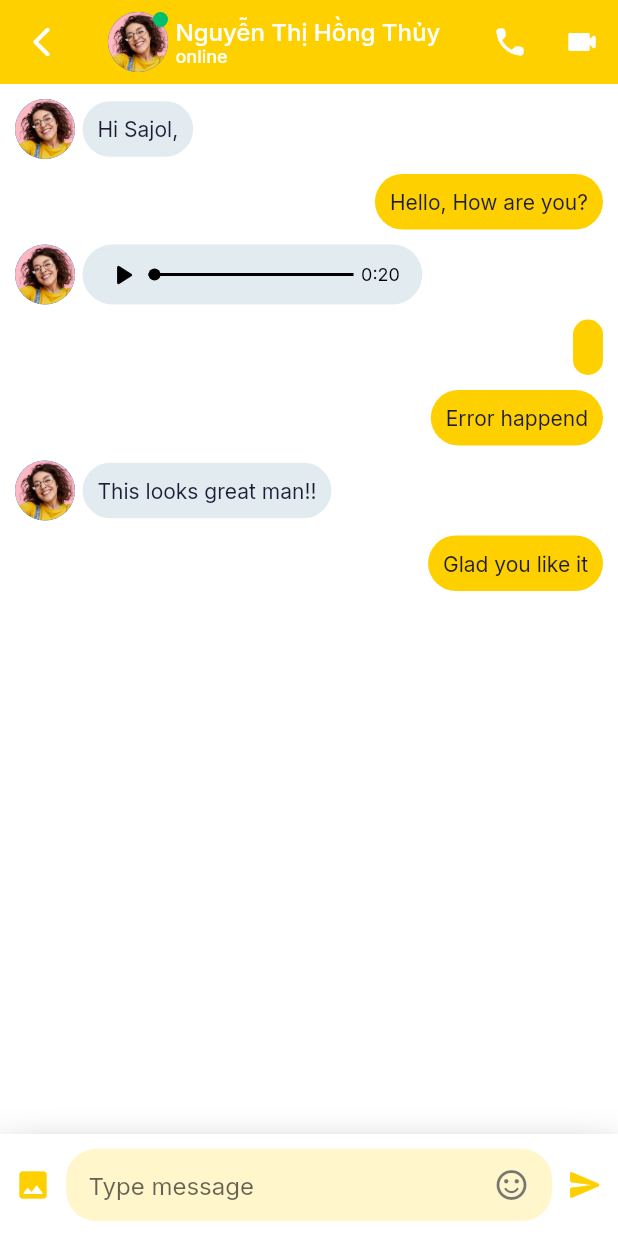
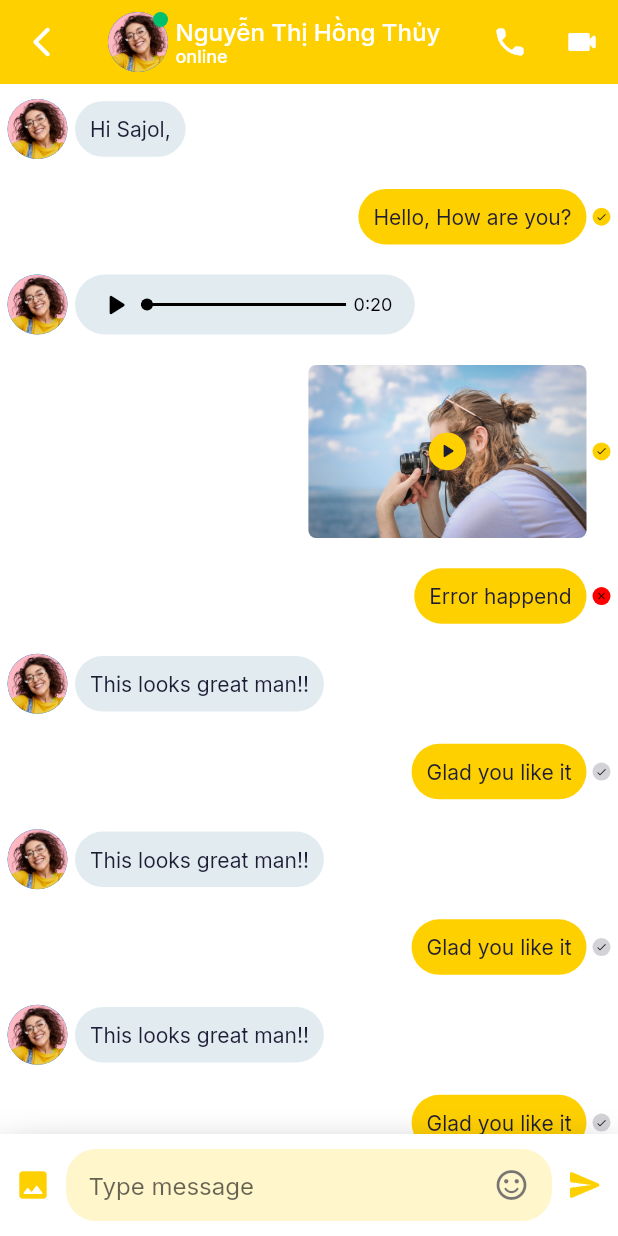
Before and after one commit to thang-uit/tuichat_flutter, a Flutter app: the MessageScreen screen opened directly, on a phone screen of 412 x 824 dp. Run offline on Flutter 3.47's test engine with Material 2 defaults, Android fonts, the phone set to English and light mode, and no system bars; our stand-ins replace google_fonts.

Commit message:
15:00 12/8/2021

```diff
--- a/lib/models/ChatMessage.dart
+++ b/lib/models/ChatMessage.dart
@@ -7,7 +7,7 @@ class ChatMessage {
   final MessageStatus messageStatus;
   final bool isSender;
 
-  // Một function có thể có 2 loại parameter: required(là những parame cần phải có)
+  // Một function có thể có 2 loại parameter: required(là những parameter cần phải có)
   // và optional(là những parameter có truyền hay vào hay không cũng được,
   // nếu không truyền thì giá trị của parameter đó là null).
   // Required parameters sẽ được viết trước, theo sau là các optional parameters.
@@ -61,4 +61,40 @@ var chatMessages = [
     messageStatus: MessageStatus.not_view,
     isSender: true,
   ),
+  ChatMessage(
+    text: "This looks great man!!",
+    messageType: ChatMessageType.text,
+    messageStatus: MessageStatus.viewed,
+    isSender: false,
+  ),
+  ChatMessage(
+    text: "Glad you like it",
+    messageType: ChatMessageType.text,
+    messageStatus: MessageStatus.not_view,
+    isSender: true,
+  ),
+  ChatMessage(
+    text: "This looks great man!!",
+    messageType: ChatMessageType.text,
+    messageStatus: MessageStatus.viewed,
+    isSender: false,
+  ),
+  ChatMessage(
+    text: "Glad you like it",
+    messageType: ChatMessageType.text,
+    messageStatus: MessageStatus.not_view,
+    isSender: true,
+  ),
+  ChatMessage(
+    text: "This looks great man!!",
+    messageType: ChatMessageType.text,
+    messageStatus: MessageStatus.viewed,
+    isSender: false,
+  ),
+  ChatMessage(
+    text: "Glad you like it",
+    messageType: ChatMessageType.text,
+    messageStatus: MessageStatus.not_view,
+    isSender: true,
+  ),
 ];
--- a/lib/screens/messages/components/body.dart
+++ b/lib/screens/messages/components/body.dart
@@ -75,12 +75,13 @@ class Body extends StatelessWidget {
 }
 
 class Message extends StatelessWidget {
+  final ChatMessage chatMessage;
+
   const Message({
     Key? key,
     required this.chatMessage,
   }) : super(key: key);
 
-  final ChatMessage chatMessage;
 
   @override
   Widget build(BuildContext context) {
@@ -98,7 +99,7 @@ class Message extends StatelessWidget {
           }
         case ChatMessageType.video:
           {
-            return TextMessage(chatMessage: chatMessage);
+            return VideoMessage();
             break;
           }
         case ChatMessageType.audio:
@@ -115,7 +116,7 @@ class Message extends StatelessWidget {
     }
 
     return Container(
-      margin: EdgeInsets.fromLTRB(kDefaultPadding * 0.5 , kDefaultPadding * 0.5, kDefaultPadding * 0.5, 0),
+      margin: EdgeInsets.symmetric(horizontal: kDefaultPadding * 0.25, vertical: kDefaultPadding * 0.5),
       child: Row(
         mainAxisAlignment: this.chatMessage.isSender ? MainAxisAlignment.end : MainAxisAlignment.start,
         children: [
@@ -127,6 +128,7 @@ class Message extends StatelessWidget {
             SizedBox(width: kDefaultPadding / 4),
           ],
           messageContent(this.chatMessage),
+          if (this.chatMessage.isSender) MessageStatusDot(messageStatus: this.chatMessage.messageStatus)
         ],
       ),
     );
@@ -211,3 +213,81 @@ class AudioMessage extends StatelessWidget{
   }
 
 }
+
+class VideoMessage extends StatelessWidget {
+  @override
+  Widget build(BuildContext context) {
+    return SizedBox(
+      width: MediaQuery.of(context).size.width * 0.45, // 45% of total width
+      child: AspectRatio(
+        aspectRatio: 1.6,
+        child: Stack(
+          alignment: Alignment.center,
+          children: [
+            ClipRRect(
+              borderRadius: BorderRadius.circular(5),
+              child: Image.asset("assets/images/video_place_here.png"),
+            ),
+            Container(
+              height: 25,
+              width: 25,
+              decoration: BoxDecoration(
+                shape: BoxShape.circle,
+                color: kPrimaryColor,
+              ),
+              child: Icon(Icons.play_arrow_rounded, size: 16),
+            ),
+          ],
+        ),
+      ),
+    );
+  }
+}
+
+class MessageStatusDot extends StatelessWidget {
+  final MessageStatus messageStatus;
+
+  const MessageStatusDot({
+    Key? key,
+    required this.messageStatus,
+  }): super(key: key);
+
+  @override
+  Widget build(BuildContext context) {
+
+    Color dotColor(MessageStatus messageStatus){
+      switch (messageStatus){
+        case MessageStatus.not_sent: {
+          return kErrorColor;
+          break;
+        }
+        case MessageStatus.not_view: {
+          return Theme.of(context).textTheme.bodyText1!.color!.withOpacity(0.2);
+          break;
+        }
+        case MessageStatus.viewed: {
+          return kPrimaryColor;
+          break;
+        }
+
+        default:{
+          return Colors.transparent;
+        }
+      }
+    }
+
+    return Container(
+      margin: EdgeInsets.only(left: kDefaultPadding / 5),
+      height: 12,
+      width: 12,
+      decoration: BoxDecoration(
+        shape: BoxShape.circle,
+        color: dotColor(this.messageStatus),
+      ),
+      child: Icon(
+        this.messageStatus == MessageStatus.not_sent ? Icons.close :  Icons.done_rounded,
+          color: Colors.black,
+          size: 8),
+    );
+  }
+}
```
